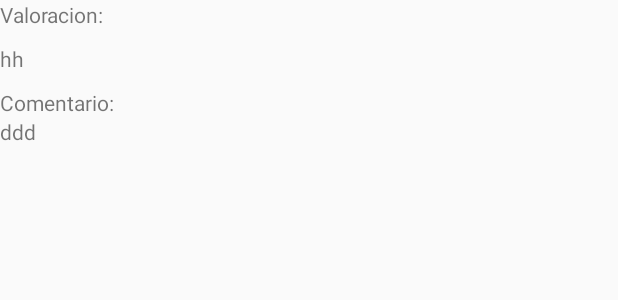
After one commit to isaacmartinezimv/RecuperacionM8UF1, an Android app: the layout taller_item.xml on its own in the app's theme, with its tools: preview values and no code run, on a phone screen of 412 x 824 dp. The commit adds this screen. Shown: the top 300 px of the screen. Run offline under Robolectric (Android 15) with nearby library versions, the phone set to English and light mode, and no system bars.

Commit message:
Segunda parte

```diff
--- /dev/null
+++ b/app/src/main/res/layout/taller_item.xml
@@ -0,0 +1,41 @@
+<?xml version="1.0" encoding="utf-8"?>
+<LinearLayout
+    xmlns:android="http://schemas.android.com/apk/res/android"
+    android:layout_width="match_parent"
+    android:layout_height="wrap_content">
+
+    <LinearLayout
+        android:layout_width="match_parent"
+        android:layout_height="match_parent"
+        android:orientation="vertical">
+
+        <TextView
+            android:layout_width="170dp"
+            android:layout_height="wrap_content"
+            android:textAlignment="viewStart"
+            android:layout_marginBottom="10dp"
+            android:text="Valoracion: " />
+
+        <TextView
+            android:id="@+id/verValoracionesID"
+            android:layout_width="170dp"
+            android:layout_height="wrap_content"
+            android:text="hh"
+            />
+
+        <TextView
+            android:layout_width="wrap_content"
+            android:layout_height="wrap_content"
+            android:layout_marginTop="10dp"
+            android:textAlignment="viewEnd"
+            android:text="Comentario:"/>
+
+        <TextView
+            android:id="@+id/verComentariosID"
+            android:layout_width="wrap_content"
+            android:layout_height="wrap_content"
+            android:text="ddd"/>
+    </LinearLayout>
+
+
+</LinearLayout>
```
Also changed, not shown: app/src/main/java/com/example/isaac/recum8uf1/ApiAdapter.java (added, +41 -0 lines), app/src/main/java/com/example/isaac/recum8uf1/FragmentTalleres.java (+48 -27 lines), app/src/main/java/com/example/isaac/recum8uf1/FragmentVerReservas.java (+88 -17 lines), app/src/main/java/com/example/isaac/recum8uf1/TalleresAdapter.java (added, +54 -0 lines), app/src/main/res/layout/api_item.xml (added, +33 -0 lines), app/src/main/res/layout/fragment_talleres.xml (+8 -0 lines), app/src/main/java/com/example/isaac/recum8uf1/FragmentHacerReserva.java (line endings or trailing spaces).
